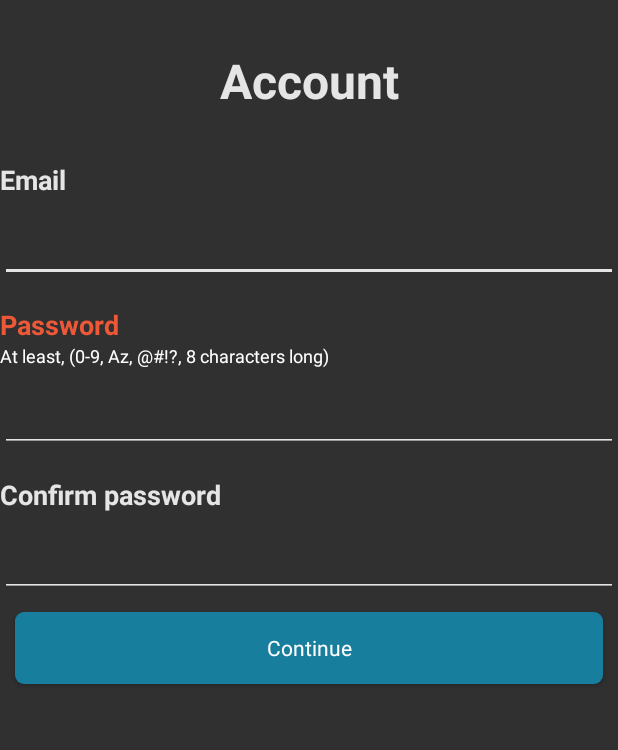
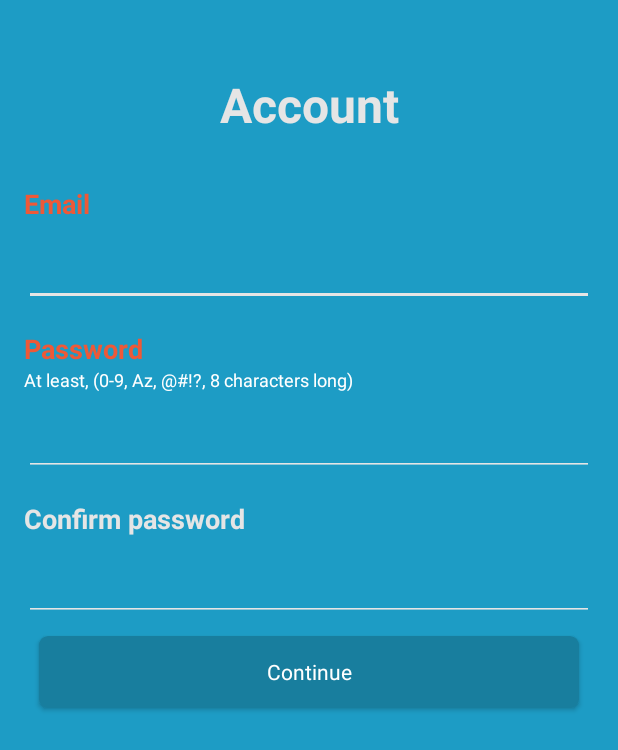
Before and after one commit to MiguelAngel-9k/Moviles-app, an Android app: the screen it shows after launch (AccountActivity), after a tap on "Continue", on a phone screen of 412 x 824 dp. Shown: the top 750 px of the screen. Run offline under Robolectric (Android 15) with nearby library versions, the phone set to English and light mode, and no system bars.

Commit message:
Account information done

```diff
--- a/app/src/main/java/com/example/mkx_app/acyivitys/AccountActivity.kt
+++ b/app/src/main/java/com/example/mkx_app/acyivitys/AccountActivity.kt
@@ -1,5 +1,6 @@
 package com.example.mkx_app.acyivitys
 
+import android.content.Intent
 import androidx.appcompat.app.AppCompatActivity
 import android.os.Bundle
 import android.text.Editable
@@ -11,6 +12,7 @@ import android.widget.Toast
 import androidx.core.content.ContextCompat
 import androidx.core.util.PatternsCompat
 import com.example.mkx_app.R
+import com.example.mkx_app.models.User
 import java.util.regex.Pattern
 
 class AccountActivity : AppCompatActivity() {
@@ -27,6 +29,8 @@ class AccountActivity : AppCompatActivity() {
 
     //Save account button
     lateinit var btnSaveAccount: Button
+
+    private var isEqual = false
 
     override fun onCreate(savedInstanceState: Bundle?) {
         super.onCreate(savedInstanceState)
@@ -49,7 +53,8 @@ class AccountActivity : AppCompatActivity() {
             }
 
             override fun onTextChanged(s: CharSequence?, start: Int, before: Int, count: Int) {
-                changeLabelColor(lblConfirmPassword, s.toString() == inPassword.text.toString())
+                isEqual = s.toString() == inPassword.text.toString()
+                changeLabelColor(lblConfirmPassword, isEqual)
             }
 
             override fun afterTextChanged(s: Editable?) {
@@ -102,9 +107,26 @@ class AccountActivity : AppCompatActivity() {
 
     private fun saveAccount() {
 
-        if(this.isPassword(this.lblPassword, this.inPassword.text.toString()))
-            Toast.makeText(this, "Success", Toast.LENGTH_SHORT).show()
-        else Toast.makeText(this, "Something is wrong", Toast.LENGTH_SHORT).show()
+        val validations = listOf(isEmail(this.lblEmail, this.inEmail.text.toString()), this.isPassword(this.lblPassword, this.inPassword.text.toString()), isEqual)
+        var verify = false
+
+        validations.forEach {
+            if (!it) {
+                verify = it
+                Toast.makeText(this, "Something is wrong", Toast.LENGTH_SHORT).show()
+                return
+            }
+        }
+
+        User.setAccountInformation(this.inEmail.toString(), this.inPassword.text.toString())
+        Toast.makeText(this, "Success!!", Toast.LENGTH_SHORT).show()
+        val intent = Intent(this, SigninActivity::class.java).apply {
+            putExtra("User", "Mike")
+        }
+
+        startActivity(intent)
 
     }
+
+
 }
--- a/app/src/main/java/com/example/mkx_app/models/Person.kt
+++ b/app/src/main/java/com/example/mkx_app/models/Person.kt
@@ -1,5 +1,5 @@
 package com.example.mkx_app.models
-open class Person(var name:String? = null, var lastName:String? = null, val email:String? = null, var pwd:String? = null, var phone:String? = null){
+open class Person(var name:String? = null, var lastName:String? = null, var email:String? = null, var pwd:String? = null, var phone:String? = null){
 
     fun isEmail():Boolean{return false}
     fun isNumber(number:String):Boolean{return false}
--- a/app/src/main/java/com/example/mkx_app/models/User.kt
+++ b/app/src/main/java/com/example/mkx_app/models/User.kt
@@ -16,4 +16,9 @@ object User : Person() {
             false
         }
     }
+
+    fun setAccountInformation(_email:String, _password:String){
+        this.email = _email
+        this.pwd = _password
+    }
 }
--- a/app/src/main/res/layout/activity_account.xml
+++ b/app/src/main/res/layout/activity_account.xml
@@ -4,7 +4,9 @@
     xmlns:tools="http://schemas.android.com/tools"
     android:layout_width="match_parent"
     android:layout_height="match_parent"
-    tools:context=".fragments.AccountFragment" >
+    android:background="@color/blue"
+    android:padding="16dp"
+    tools:context=".fragments.AccountFragment">
 
     <ScrollView
         android:layout_width="0dp"
@@ -17,38 +19,38 @@
         <LinearLayout
             android:layout_width="match_parent"
             android:layout_height="wrap_content"
-            android:orientation="vertical" >
+            android:orientation="vertical">
 
             <TextView
                 android:id="@+id/txtInformation"
                 style="@style/Theme.MKXAPP.h1"
                 android:layout_width="match_parent"
                 android:layout_height="wrap_content"
-                android:text="@string/account"
                 android:layout_marginTop="32dp"
                 android:layout_marginBottom="16dp"
+                android:text="@string/account"
                 app:layout_constraintTop_toBottomOf="@+id/signinTablayout" />
 
             <TextView
                 android:id="@+id/txtSigninEmail"
+                style="@style/Theme.MKXAPP.label_with_margin"
                 android:layout_width="match_parent"
                 android:layout_height="wrap_content"
-                style="@style/Theme.MKXAPP.label_with_margin"
                 android:text="@string/user_email" />
 
             <EditText
                 android:id="@+id/editSigninEmail"
+                style="@style/Theme.MKXAPP.edit_with_margin"
                 android:layout_width="match_parent"
                 android:layout_height="wrap_content"
                 android:ems="10"
-                android:inputType="textEmailAddress"
-                style="@style/Theme.MKXAPP.edit_with_margin"/>
+                android:inputType="textEmailAddress" />
 
             <TextView
                 android:id="@+id/txtSigninPassword"
+                style="@style/Theme.MKXAPP.label_with_margin"
                 android:layout_width="match_parent"
                 android:layout_height="wrap_content"
-                style="@style/Theme.MKXAPP.label_with_margin"
                 android:text="@string/user_password" />
 
             <TextView
@@ -60,17 +62,17 @@
 
             <EditText
                 android:id="@+id/editSigninPassword"
+                style="@style/Theme.MKXAPP.edit_with_margin"
                 android:layout_width="match_parent"
                 android:layout_height="wrap_content"
                 android:ems="10"
-                android:inputType="textPassword"
-                style="@style/Theme.MKXAPP.edit_with_margin"/>
+                android:inputType="textPassword" />
 
             <TextView
                 android:id="@+id/txtSigninConfirmPass"
+                style="@style/Theme.MKXAPP.label_with_margin"
                 android:layout_width="match_parent"
                 android:layout_height="wrap_content"
-                style="@style/Theme.MKXAPP.label_with_margin"
                 android:text="@string/confirm_password" />
 
             <EditText
```
Also changed, not shown: app/src/main/res/layout/fragment_information.xml (+4 -4 lines).
